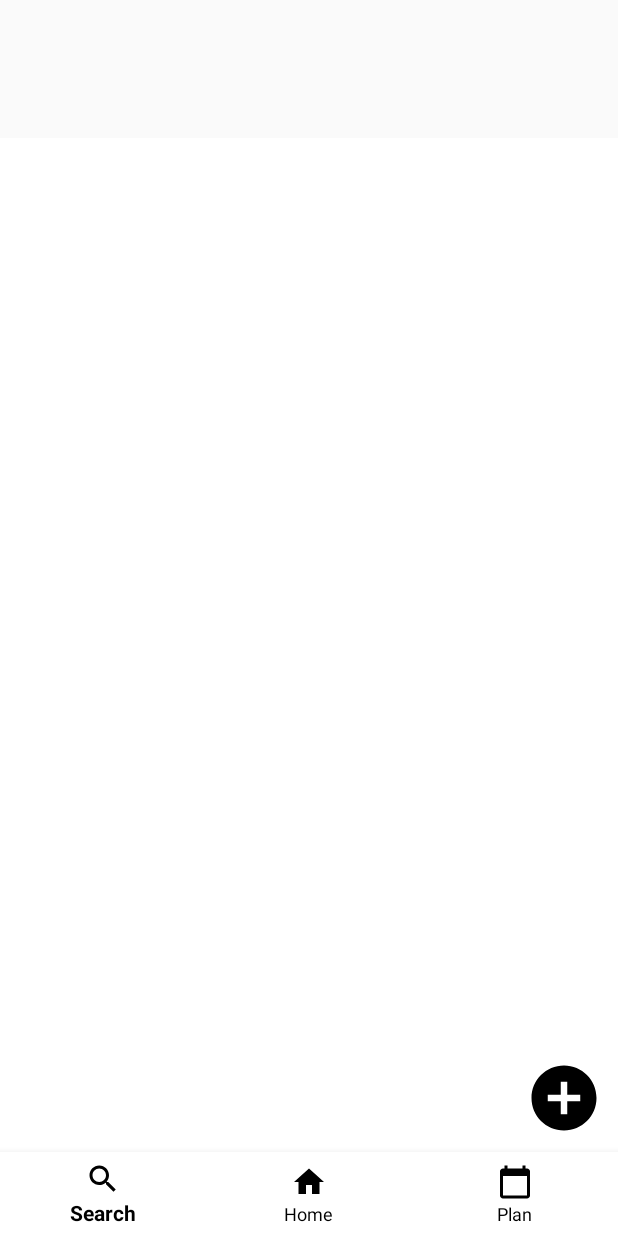
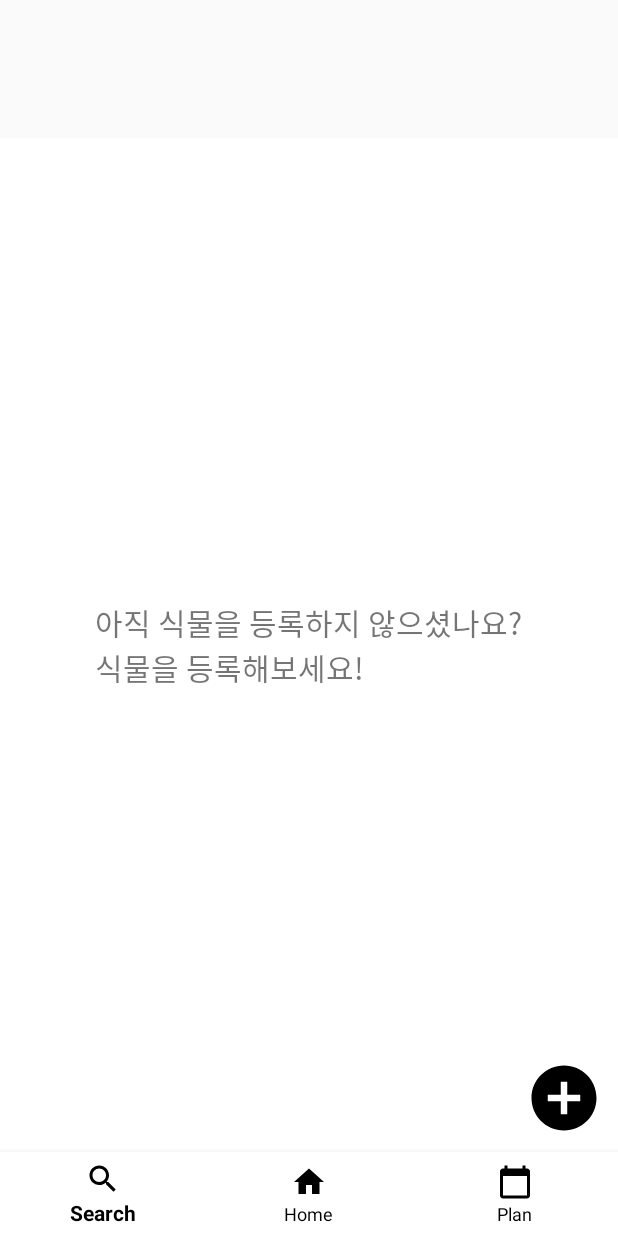
Before and after one commit to nijuy/chlorophyll, an Android app: the screen it shows after launch (MainActivity), on a phone screen of 412 x 824 dp. Run offline under Robolectric (Android 15) with nearby library versions, the phone set to English and light mode, and no system bars.

Commit message:
버튼 클릭으로 이동 할 fragment 생성 및 home fragment 2가지 버전

```diff
--- /dev/null
+++ b/app/src/main/java/com/example/myapplication/OnItemClick.java
@@ -0,0 +1,5 @@
+package com.example.myapplication;
+
+public interface OnItemClick {
+    void onClick (String value);
+}
--- a/app/src/main/java/com/example/myapplication/ViewHolder.java
+++ b/app/src/main/java/com/example/myapplication/ViewHolder.java
@@ -1,8 +1,11 @@
 package com.example.myapplication;
 
 import android.view.View;
+import android.widget.Button;
 import android.widget.TextView;
 
+import androidx.fragment.app.FragmentManager;
+import androidx.fragment.app.FragmentTransaction;
 import androidx.recyclerview.widget.RecyclerView;
 
 class ViewHolder extends RecyclerView.ViewHolder {
--- /dev/null
+++ b/app/src/main/java/com/example/myapplication/home/FragmentDiary.java
@@ -0,0 +1,23 @@
+package com.example.myapplication.home;
+
+import android.os.Bundle;
+import android.view.LayoutInflater;
+import android.view.View;
+import android.view.ViewGroup;
+
+import androidx.annotation.NonNull;
+import androidx.annotation.Nullable;
+import androidx.fragment.app.Fragment;
+
+import com.example.myapplication.R;
+
+public class FragmentDiary extends Fragment {
+    private View view;
+
+    @Nullable
+    @Override
+    public View onCreateView(@NonNull LayoutInflater inflater, @Nullable ViewGroup container, @Nullable Bundle savedInstanceState) {
+        view = inflater.inflate(R.layout.fragment_diary, container,false);
+        return view;
+    }
+}
--- a/app/src/main/java/com/example/myapplication/home/FragmentHome.java
+++ b/app/src/main/java/com/example/myapplication/home/FragmentHome.java
@@ -4,9 +4,11 @@ import android.content.Context;
 import android.content.SharedPreferences;
 import android.os.Bundle;
 import android.os.Environment;
+import android.util.Log;
 import android.view.LayoutInflater;
 import android.view.View;
 import android.view.ViewGroup;
+import android.widget.Button;
 import android.widget.ImageButton;
 import android.widget.TextView;
 
@@ -19,16 +21,17 @@ import androidx.recyclerview.widget.RecyclerView;
 import com.example.myapplication.MainActivity;
 import com.example.myapplication.MyPlantList;
 import com.example.myapplication.MyPlantListAdapter;
+import com.example.myapplication.OnItemClick;
 import com.example.myapplication.R;
+import com.example.myapplication.calendar.FragmentPlan;
 
 import java.io.File;
 import java.util.ArrayList;
 import java.util.List;
 
-public class FragmentHome extends Fragment {
+public class FragmentHome extends Fragment implements OnItemClick {
 
     SharedPreferences pref, listPref;
-    SharedPreferences.Editor editor;
 
     String species, nickname;
 
@@ -39,15 +42,31 @@ public class FragmentHome extends Fragment {
     View rootView = null;
     Context context;
     FragmentAddPlant fragmentAddPlant = new FragmentAddPlant();
+    FragmentDiary fragmentDiary = new FragmentDiary();
 
     @Nullable
     @Override
     public View onCreateView(@NonNull LayoutInflater inflater, @Nullable ViewGroup container, @Nullable Bundle savedInstanceState) {
+        context = getActivity();
+        listPref = context.getSharedPreferences("listPref", Context.MODE_PRIVATE);
+        String[] array = (listPref.getString("title", "")).split("/");
+
+        if (array.length == 1) {
+            rootView = inflater.inflate(R.layout.fragment_home2, container,false);
+
+            addButton = rootView.findViewById(R.id.add_plant_button);
+            addButton.setOnClickListener(new View.OnClickListener() {
+                @Override
+                public void onClick(View view) {
+                    ((MainActivity)getActivity()).replaceFragment(fragmentAddPlant);
+                }
+            });
+
+        } else {
             rootView = inflater.inflate(R.layout.fragment_home, container,false);
             recyclerView = rootView.findViewById(R.id.my_plant_list);
             myPlantList = new ArrayList<MyPlantList>();
 
-        context = getActivity();
             recyclerView.setLayoutManager(new LinearLayoutManager(context));
 
             addButton = rootView.findViewById(R.id.add_plant_button);
@@ -57,9 +76,6 @@ public class FragmentHome extends Fragment {
                     ((MainActivity)getActivity()).replaceFragment(fragmentAddPlant);
                 }
             });
-
-        listPref = context.getSharedPreferences("listPref", Context.MODE_PRIVATE);
-        String[] array = (listPref.getString("title", "")).split("/");
 
             for (int i = 0; i < array.length; i++) {
                 if (!array[i].equals("")) {
@@ -71,9 +87,21 @@ public class FragmentHome extends Fragment {
                 }
             }
 
-        adapter = new MyPlantListAdapter(context, myPlantList);
+            adapter = new MyPlantListAdapter(context, myPlantList, this);
             recyclerView.setAdapter(adapter);
+        }
 
         return rootView;
     }
+
+    @Override
+    public void onClick(String value){
+        if (value.equals("diary")) {
+            FragmentDiary fragmentDiary = new FragmentDiary();
+            ((MainActivity)getActivity()).replaceFragment(fragmentDiary);
+        } else if (value.equals("detail")) {
+            FragmentDetail fragmentDetail = new FragmentDetail();
+            ((MainActivity)getActivity()).replaceFragment(fragmentDetail);
         }
+    }
+}
--- a/app/src/main/res/layout/fragment_home.xml
+++ b/app/src/main/res/layout/fragment_home.xml
@@ -12,7 +12,7 @@
         android:layout_width="match_parent"
         android:layout_height="match_parent"
         android:layout_marginStart="8dp"
-        android:layout_marginTop="8dp"
+        android:layout_marginTop="80dp"
         android:layout_marginEnd="8dp">
 
         <!--<TextView
--- /dev/null
+++ b/app/src/main/res/layout/fragment_home2.xml
@@ -0,0 +1,31 @@
+<?xml version="1.0" encoding="utf-8"?>
+<RelativeLayout
+    xmlns:android="http://schemas.android.com/apk/res/android"
+    xmlns:app="http://schemas.android.com/apk/res-auto"
+    xmlns:tools="http://schemas.android.com/tools"
+    android:layout_width="match_parent"
+    android:layout_height="match_parent"
+    android:background="@color/white">
+
+    <TextView
+        android:layout_width="wrap_content"
+        android:layout_height="wrap_content"
+        android:text="아직 식물을 등록하지 않으셨나요?\n식물을 등록해보세요!"
+        android:textSize="20sp"
+        android:layout_centerHorizontal="true"
+        android:layout_centerVertical="true"/>
+
+    <ImageButton
+        android:id="@+id/add_plant_button"
+        android:layout_width="72dp"
+        android:layout_height="72dp"
+        android:background="@android:color/transparent"
+        android:padding="10dp"
+        android:scaleType="fitXY"
+        android:src="@drawable/ic_baseline_add_circle_24"
+        android:tint="@color/black"
+        android:layout_alignParentEnd="true"
+        android:layout_alignParentBottom="true"
+        tools:ignore="ContentDescription,SpeakableTextPresentCheck,UseAppTint"  />
+
+</RelativeLayout>
--- a/app/src/main/res/layout/myplant_item.xml
+++ b/app/src/main/res/layout/myplant_item.xml
@@ -28,6 +28,7 @@
         android:layout_below="@id/plant_image">
 
         <Button
+            android:id="@+id/diaryBtn"
             android:layout_width="0dp"
             android:layout_height="wrap_content"
             android:layout_weight="1"
@@ -36,6 +37,7 @@
             android:text="DIARY" />
 
         <Button
+            android:id="@+id/detailBtn"
             android:layout_width="0dp"
             android:layout_height="wrap_content"
             android:layout_weight="1"
```
Also changed, not shown: app/src/main/java/com/example/myapplication/MyPlantListAdapter.java (+31 -4 lines), app/src/main/java/com/example/myapplication/home/FragmentDetail.java (added, +23 -0 lines), app/src/main/res/layout/fragment_detail.xml (added, +19 -0 lines), app/src/main/res/layout/fragment_diary.xml (added, +19 -0 lines). Lines whose indentation alone changed are shown as unchanged.
